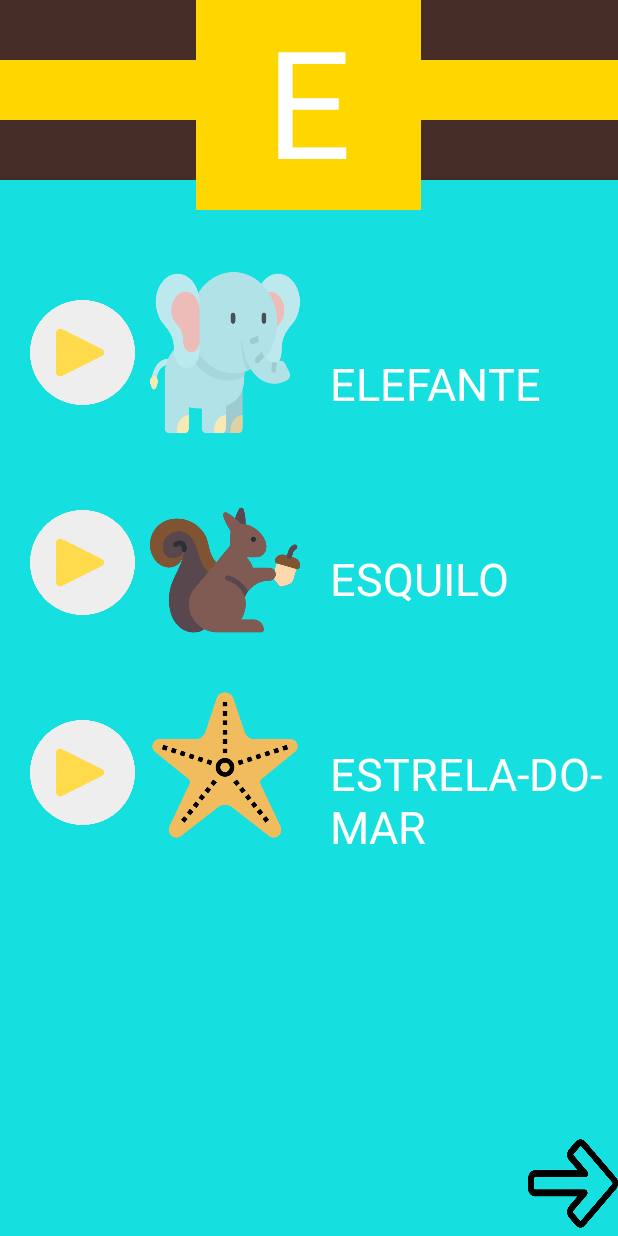
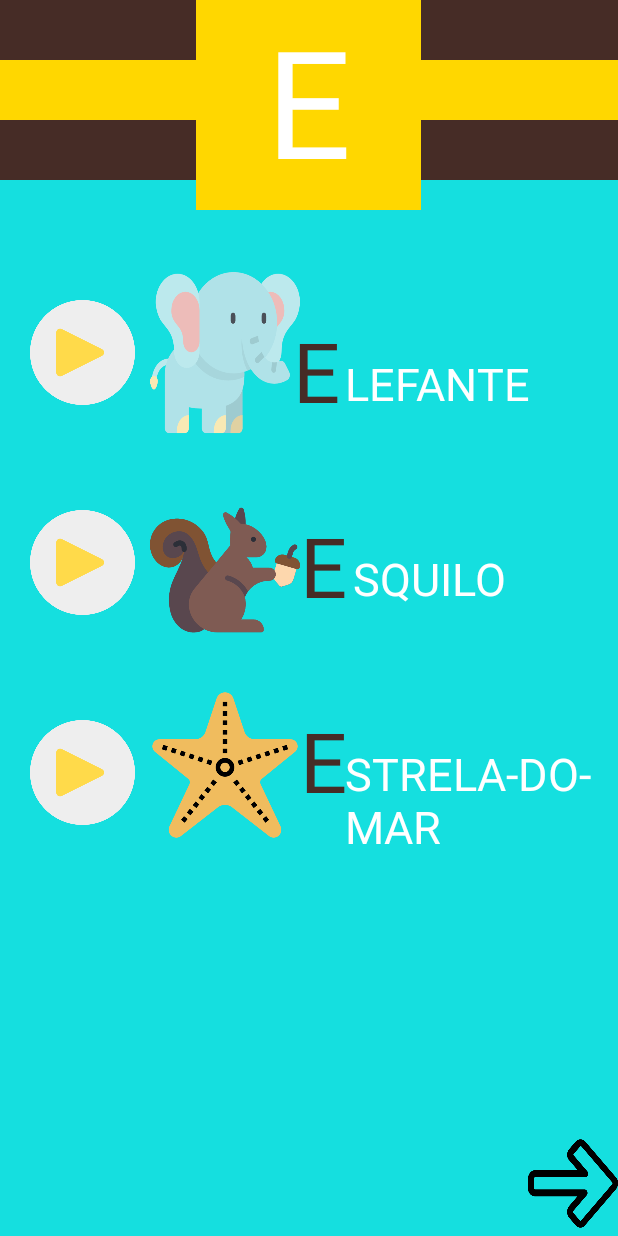
Before and after one commit to Diegovsk/TCC_TDAH, an Android app: the AnimaisEActivity screen opened directly, with no data from a screen before it, on a phone screen of 412 x 824 dp. Run offline under Robolectric (Android 15) with nearby library versions, the phone set to English and light mode, and no system bars.

Commit message:
mudanças nas cores -> tela animais A e E

```diff
--- a/app/src/main/res/layout/activity_animais_a.xml
+++ b/app/src/main/res/layout/activity_animais_a.xml
@@ -55,7 +55,7 @@
         android:layout_marginLeft="215dp"
         android:layout_marginTop="215dp"
         android:text="A"
-        android:textColor="@color/azul"
+        android:textColor="@color/azulclaro"
         android:textSize="55sp"
         />
 
@@ -90,7 +90,7 @@
         android:layout_marginLeft="205dp"
         android:layout_marginTop="350dp"
         android:text="A"
-        android:textColor="@color/azul"
+        android:textColor="@color/azulclaro"
         android:textSize="55sp"
         />
 
@@ -116,7 +116,7 @@
         android:layout_marginLeft="185dp"
         android:layout_marginTop="480dp"
         android:text="A"
-        android:textColor="@color/azul"
+        android:textColor="@color/azulclaro"
         android:textSize="55sp"
         />
 
--- a/app/src/main/res/layout/activity_animais_e.xml
+++ b/app/src/main/res/layout/activity_animais_e.xml
@@ -51,11 +51,21 @@
     <TextView
         android:layout_width="wrap_content"
         android:layout_height="wrap_content"
-        android:layout_marginLeft="220dp"
+        android:layout_marginLeft="230dp"
         android:layout_marginTop="235dp"
-        android:text="ELEFANTE"
+        android:text="LEFANTE"
         android:textColor="@color/colorAccent"
         android:textSize="30sp" />
+
+    <TextView
+        android:layout_width="wrap_content"
+        android:layout_height="wrap_content"
+        android:layout_marginLeft="195dp"
+        android:layout_marginTop="210dp"
+        android:text="E"
+        android:textColor="@color/marrom"
+        android:textSize="55sp"
+        />
 
     <ImageView
         android:layout_width="100dp"
@@ -67,11 +77,21 @@
     <TextView
         android:layout_width="wrap_content"
         android:layout_height="wrap_content"
-        android:layout_marginLeft="220dp"
+        android:layout_marginLeft="235dp"
         android:layout_marginTop="365dp"
-        android:text="ESQUILO"
+        android:text="SQUILO"
         android:textColor="@color/colorAccent"
         android:textSize="30sp" />
+
+    <TextView
+        android:layout_width="wrap_content"
+        android:layout_height="wrap_content"
+        android:layout_marginLeft="200dp"
+        android:layout_marginTop="340dp"
+        android:text="E"
+        android:textColor="@color/marrom"
+        android:textSize="55sp"
+        />
 
     <ImageView
         android:layout_width="100dp"
@@ -83,11 +103,21 @@
     <TextView
         android:layout_width="wrap_content"
         android:layout_height="wrap_content"
-        android:layout_marginLeft="220dp"
+        android:layout_marginLeft="230dp"
         android:layout_marginTop="495dp"
-        android:text="ESTRELA-DO-MAR"
+        android:text="STRELA-DO-MAR"
         android:textColor="@color/colorAccent"
         android:textSize="30sp" />
+
+    <TextView
+        android:layout_width="wrap_content"
+        android:layout_height="wrap_content"
+        android:layout_marginLeft="200dp"
+        android:layout_marginTop="470dp"
+        android:text="E"
+        android:textColor="@color/marrom"
+        android:textSize="55sp"
+        />
 
     <ImageView
         android:layout_width="70dp"
```
